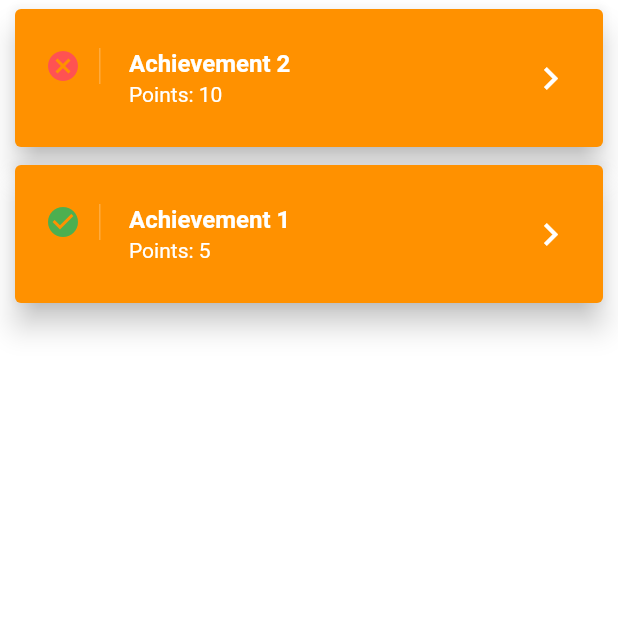
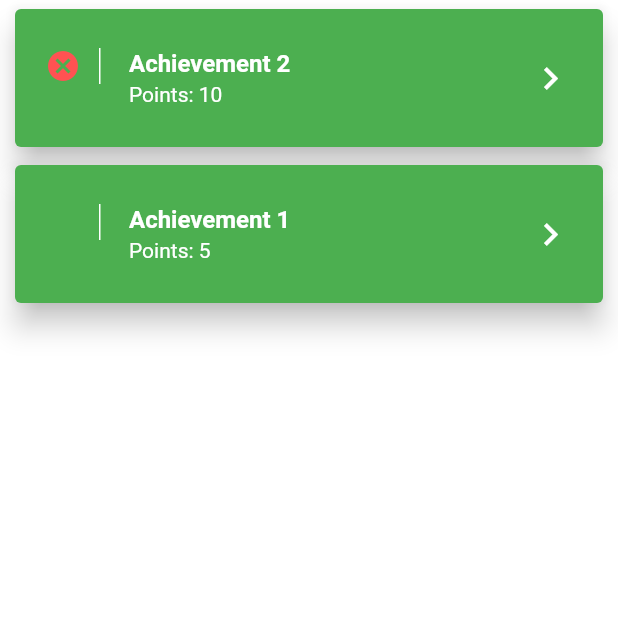
Before and after one commit to djhiggs/TobaccoFreeAmarillo, a Flutter app: the AchievementPage screen opened directly, on a phone screen of 412 x 824 dp, the top half of it. Run offline on Flutter 3.47's test engine with Material 2 defaults, Android fonts, the phone set to English and light mode, and no system bars; our stand-ins replace charts_flutter, cloud_firestore, flutter_calendar_carousel, shared_preferences; missing offline and left inert: flame; accounts and stored records are empty.

Commit message:
Changed theme color to green

```diff
--- a/lib/main.dart
+++ b/lib/main.dart
@@ -13,9 +13,9 @@ import 'tabs/usefulInfo/categoriesWidget.dart';
 void main() => runApp(new MaterialApp(
   title: 'TFA Cessation',
   theme: new ThemeData(
-    primarySwatch: Colors.blue,
+    primarySwatch: Colors.green,
     scaffoldBackgroundColor: Colors.white,
-    primaryColor: Colors.orangeAccent[400], backgroundColor: Colors.white,
+    primaryColor: Colors.green, backgroundColor: Colors.white,
   ),
   home: new Tabs(),
   // routes: <String, WidgetBuilder> {
--- a/lib/tabs/achievement_page/achievement_page.dart
+++ b/lib/tabs/achievement_page/achievement_page.dart
@@ -36,7 +36,7 @@ class AchievementPage extends StatelessWidget {
           padding: EdgeInsets.only(right: 12.0),
           decoration: new BoxDecoration(
               border: new Border(
-                  right: new BorderSide(width: 1.0, color: Colors.white24))),
+                  right: new BorderSide(width: 1.0, color: Colors.white))),
           child: Icon((achievements[index].status)?Icons.check_circle:Icons.cancel, color: (achievements[index].status)?Colors.green:Colors.redAccent),
         ),
         title: Text(
```
